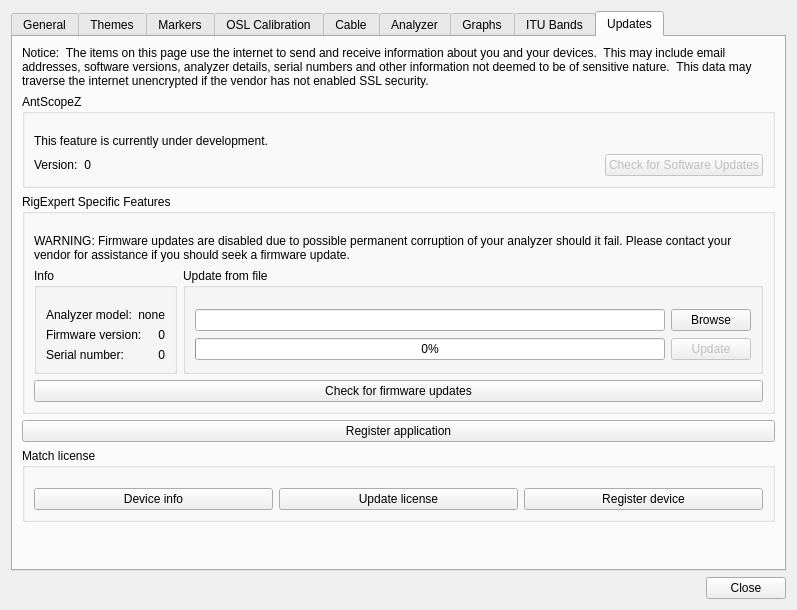
Before: the Qt Designer form src/settings.ui in K4HEZ/AntScopeZ, drawn with Qt 5.
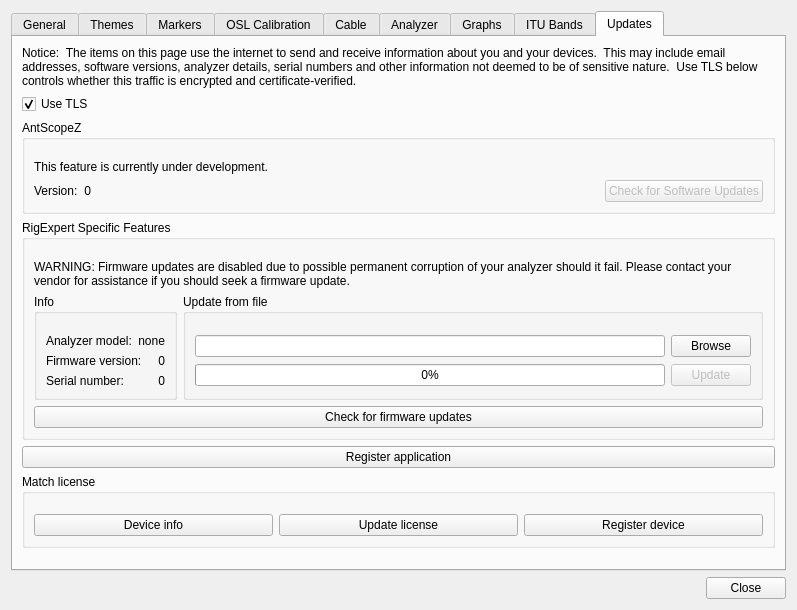
After: the same form once the commit is applied. The open tabs and pages were chosen to show the change. Custom widgets are drawn as their Qt base class.

Diff of the .ui file:
```diff
--- a/src/settings.ui
+++ b/src/settings.ui
@@ -2618,13 +2618,26 @@
        <item>
         <widget class="QLabel" name="label_9">
          <property name="text">
-          <string>Notice:  The items on this page use the internet to send and receive information about you and your devices.  This may include email addresses, software versions, analyzer details, serial numbers and other information not deemed to be of sensitive nature.  This data may traverse the internet unencrypted if the vendor has not enabled SSL security.</string>
+          <string>Notice:  The items on this page use the internet to send and receive information about you and your devices.  This may include email addresses, software versions, analyzer details, serial numbers and other information not deemed to be of sensitive nature.  Use TLS below controls whether this traffic is encrypted and certificate-verified.</string>
          </property>
          <property name="wordWrap">
           <bool>true</bool>
          </property>
         </widget>
        </item>
+       <item>
+        <widget class="QCheckBox" name="checkBoxUseTls">
+         <property name="toolTip">
+          <string>On by default. Turn off only if the vendor's server has a certificate problem and you need this to keep working anyway -- not something to leave off routinely.</string>
+         </property>
+         <property name="text">
+          <string>Use TLS</string>
+         </property>
+         <property name="checked">
+          <bool>true</bool>
+         </property>
+        </widget>
+       </item>
        <item>
         <widget class="QGroupBox" name="groupBox_11">
          <property name="sizePolicy">
```
